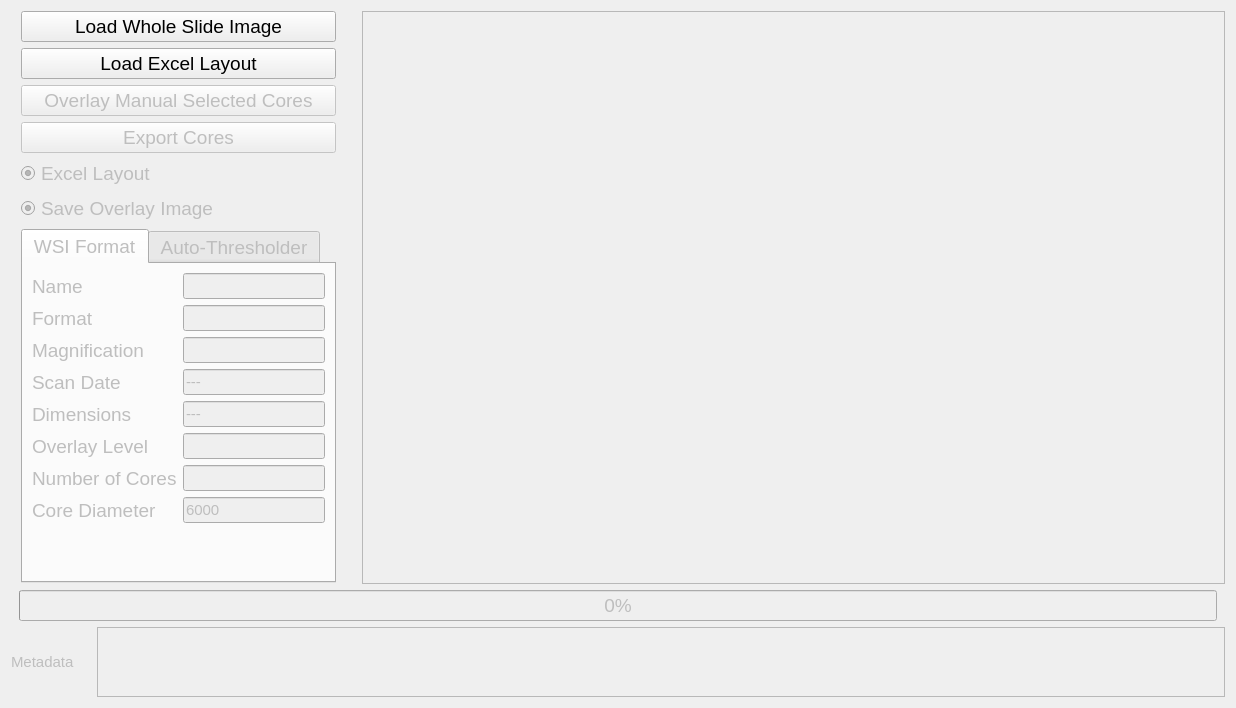
Old version of the form scripts/DAB_CUT.ui in the repository c-arthurs/QuArray.
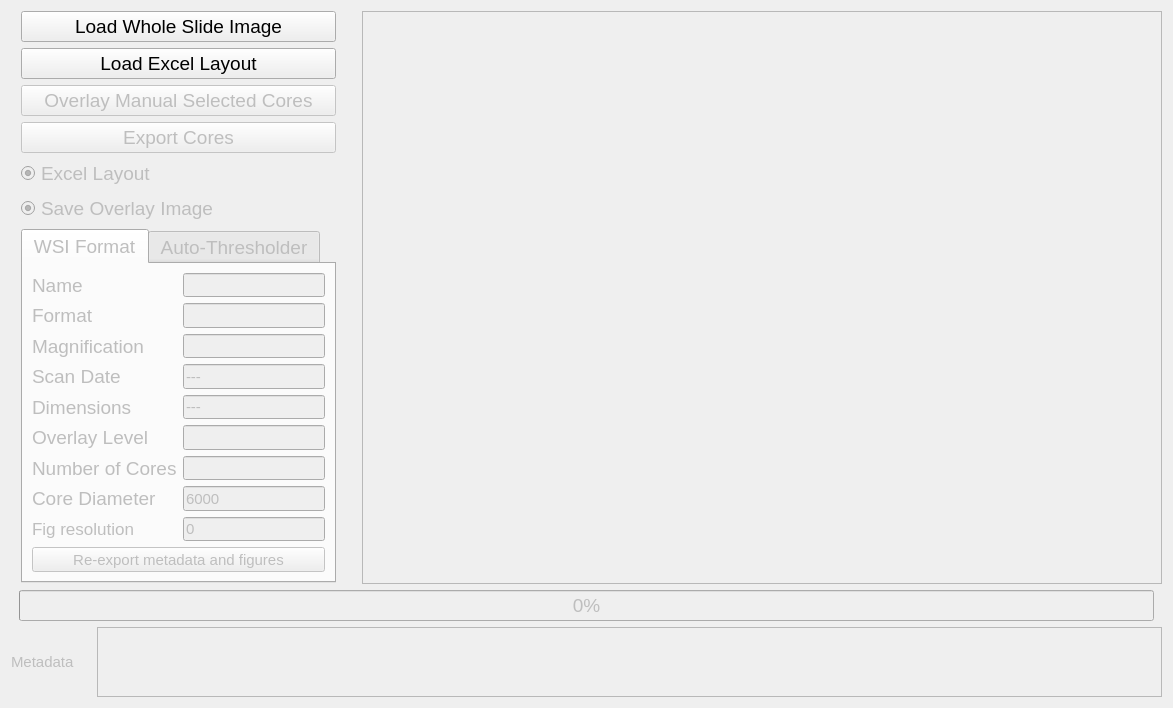
New version of the form.

Commit message: fixed rowcol issue in tma export figure

Patch:
```diff
--- a/scripts/DAB_CUT.ui
+++ b/scripts/DAB_CUT.ui
@@ -6,7 +6,7 @@
    <rect>
     <x>0</x>
     <y>0</y>
-    <width>1236</width>
+    <width>1134</width>
     <height>708</height>
    </rect>
   </property>
@@ -421,6 +421,42 @@
                </property>
               </widget>
              </item>
+             <item row="11" column="1">
+              <widget class="QLineEdit" name="resolution_edit">
+               <property name="font">
+                <font>
+                 <pointsize>11</pointsize>
+                </font>
+               </property>
+               <property name="text">
+                <string>0</string>
+               </property>
+              </widget>
+             </item>
+             <item row="11" column="0">
+              <widget class="QLabel" name="label_4">
+               <property name="font">
+                <font>
+                 <pointsize>13</pointsize>
+                </font>
+               </property>
+               <property name="text">
+                <string>Fig resolution</string>
+               </property>
+              </widget>
+             </item>
+             <item row="12" column="0" colspan="2">
+              <widget class="QPushButton" name="export_again">
+               <property name="font">
+                <font>
+                 <pointsize>11</pointsize>
+                </font>
+               </property>
+               <property name="text">
+                <string>Re-export metadata and figures</string>
+               </property>
+              </widget>
+             </item>
             </layout>
            </item>
           </layout>
@@ -914,7 +950,7 @@
          <rect>
           <x>0</x>
           <y>0</y>
-          <width>1120</width>
+          <width>1018</width>
           <height>77</height>
          </rect>
         </property>
```
The commit also changes 2 other files.
